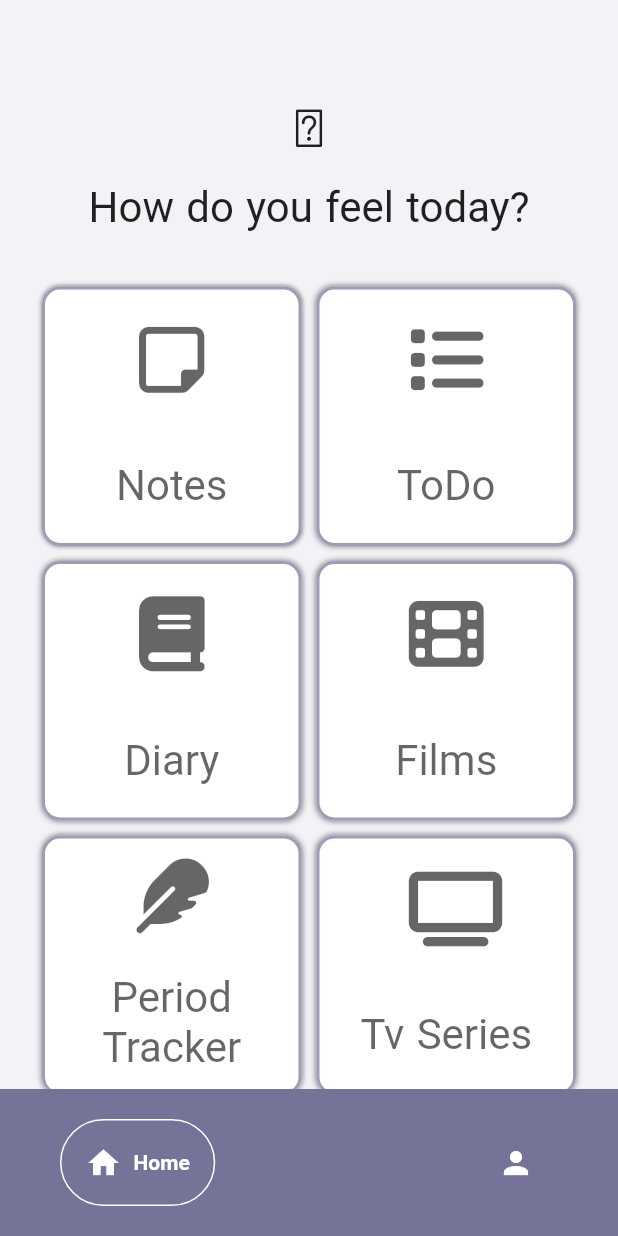
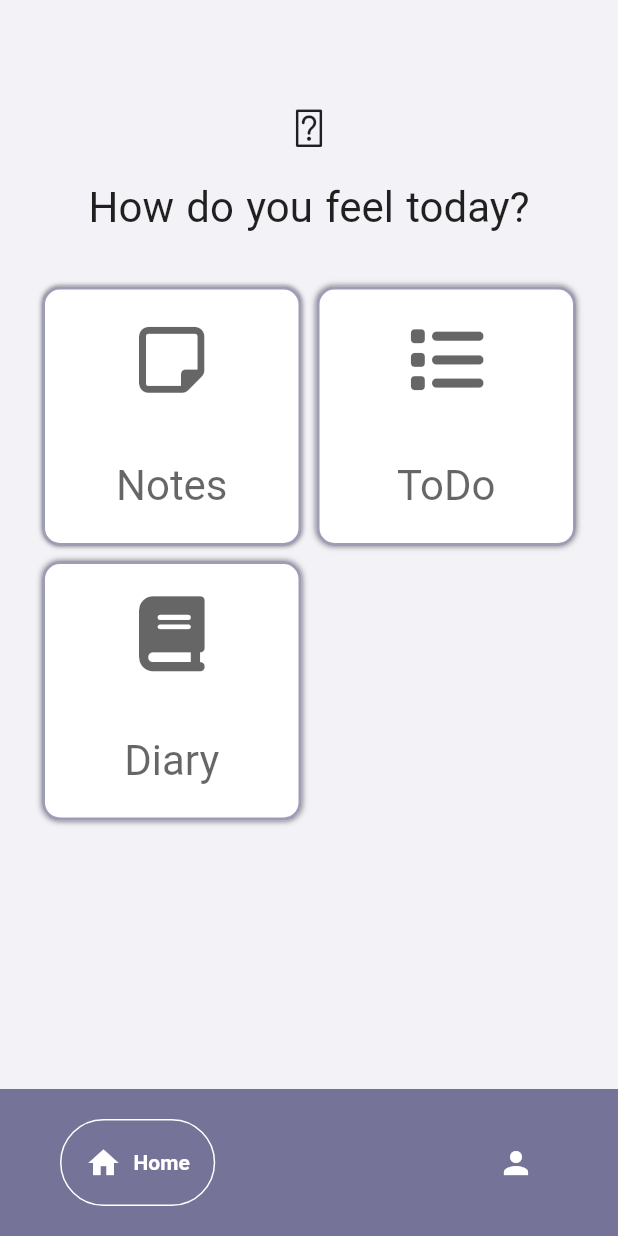
Before and after one commit to beyzaevcen/My-Life-Planner, a Flutter app: the screen it shows once a user with an empty profile is signed in, on a phone screen of 412 x 824 dp. Run offline on Flutter 3.47's test engine with Material 2 defaults, Android fonts, the phone set to English and light mode, and no system bars; drawn by our look-alikes of flutter_easyloading, google_nav_bar; our stand-ins replace cloud_firestore, firebase_auth, firebase_core, flutter_datetime_picker, font_awesome_flutter, get and 6 more; missing offline and left inert: dart:html, flutter_quill; accounts and stored records are empty.

```diff
--- /dev/null
+++ b/lib/controllers/diary_edit_controller.dart
@@ -0,0 +1,6 @@
+import 'package:flutter/cupertino.dart';
+import 'package:get/get.dart';
+
+class DiaryEditController extends GetxController {
+  final diary = TextEditingController();
+}
--- a/lib/controllers/note_controller.dart
+++ b/lib/controllers/note_controller.dart
@@ -1,4 +1,4 @@
-import 'package:flutter/material.dart';
+import 'package:flutter/services.dart';
 import 'package:flutter_quill/flutter_quill.dart';
 import 'package:get/get.dart';
 import 'package:notes_app/controllers/home_controller.dart';
--- /dev/null
+++ b/lib/models/diary.dart
@@ -0,0 +1,18 @@
+import 'dart:html';
+
+class Diary {
+  final String month;
+  final int day;
+  final int year;
+  final String id;
+  final List<dynamic> data;
+  Document? document;
+  Diary({
+    required this.month,
+    required this.day,
+    required this.year,
+    required this.id,
+    required this.data,
+    this.document,
+  });
+}
--- a/lib/screens/editing_note_page.dart
+++ b/lib/screens/editing_note_page.dart
@@ -36,6 +36,7 @@ class EditingNotePage extends StatelessWidget {
           children: [
             QuillToolbar.basic(
               controller: controller.quillController,
+              toolbarIconAlignment: WrapAlignment.start,
               iconTheme:
                   const QuillIconTheme(iconSelectedFillColor: CColors.mainColor, borderRadius: 12),
             ),
--- a/lib/widgets/home_widget.dart
+++ b/lib/widgets/home_widget.dart
@@ -2,7 +2,6 @@ import 'package:flutter/material.dart';
 import 'package:font_awesome_flutter/font_awesome_flutter.dart';
 import 'package:get/get.dart';
 import 'package:google_fonts/google_fonts.dart';
-import 'package:notes_app/screens/calendar_page.dart';
 
 import '../screens/diary_page.dart';
 import '../screens/notes_page.dart';
@@ -127,102 +126,6 @@ class HomeWidget extends StatelessWidget {
                         ],
                       )),
                 ),
-                InkWell(
-                  onTap: () {
-                    Get.to(const CalendarPage());
-                  },
-                  child: Container(
-                      decoration: BoxDecoration(
-                          color: CColors.white,
-                          borderRadius: const BorderRadius.all(Radius.circular(12.0)),
-                          border: Border.all(color: CColors.mainColor.withOpacity(0.7), width: 2),
-                          boxShadow: const [BoxShadow(color: Colors.black54, blurRadius: 3.0)]),
-                      child: Column(
-                        mainAxisAlignment: MainAxisAlignment.spaceAround,
-                        children: [
-                          Icon(
-                            FontAwesomeIcons.film,
-                            size: 50,
-                            color: CColors.black.withOpacity(0.6),
-                          ),
-                          Text(
-                            "Films",
-                            style: GoogleFonts.comfortaa(
-                                fontSize: 28, color: Colors.black.withOpacity(0.6)),
-                          )
-                        ],
-                      )),
-                ),
-                InkWell(
-                  child: Container(
-                      decoration: BoxDecoration(
-                          color: CColors.white,
-                          borderRadius: const BorderRadius.all(Radius.circular(12.0)),
-                          border: Border.all(color: CColors.mainColor.withOpacity(0.7), width: 2),
-                          boxShadow: const [BoxShadow(color: Colors.black54, blurRadius: 3.0)]),
-                      child: Column(
-                        mainAxisAlignment: MainAxisAlignment.spaceAround,
-                        children: [
-                          Icon(
-                            FontAwesomeIcons.feather,
-                            size: 50,
-                            color: CColors.black.withOpacity(0.6),
-                          ),
-                          Text(
-                            "Period Tracker",
-                            textAlign: TextAlign.center,
-                            style: GoogleFonts.comfortaa(
-                                fontSize: 28, color: Colors.black.withOpacity(0.6)),
-                          )
-                        ],
-                      )),
-                ),
-                InkWell(
-                  child: Container(
-                      decoration: BoxDecoration(
-                          color: CColors.white,
-                          borderRadius: const BorderRadius.all(Radius.circular(12.0)),
-                          border: Border.all(color: CColors.mainColor.withOpacity(0.7), width: 2),
-                          boxShadow: const [BoxShadow(color: Colors.black54, blurRadius: 3.0)]),
-                      child: Column(
-                        mainAxisAlignment: MainAxisAlignment.spaceAround,
-                        children: [
-                          Icon(
-                            FontAwesomeIcons.tv,
-                            size: 50,
-                            color: CColors.black.withOpacity(0.6),
-                          ),
-                          Text(
-                            "Tv Series",
-                            style: GoogleFonts.comfortaa(
-                                fontSize: 28, color: Colors.black.withOpacity(0.6)),
-                          )
-                        ],
-                      )),
-                ),
-                InkWell(
-                  child: Container(
-                      decoration: BoxDecoration(
-                          color: CColors.white,
-                          borderRadius: const BorderRadius.all(Radius.circular(12.0)),
-                          border: Border.all(color: CColors.mainColor.withOpacity(0.7), width: 2),
-                          boxShadow: const [BoxShadow(color: Colors.black54, blurRadius: 3.0)]),
-                      child: Column(
-                        mainAxisAlignment: MainAxisAlignment.spaceAround,
-                        children: [
-                          Icon(
-                            FontAwesomeIcons.bookOpen,
-                            size: 50,
-                            color: CColors.black.withOpacity(0.6),
-                          ),
-                          Text(
-                            "Books",
-                            style: GoogleFonts.comfortaa(
-                                fontSize: 28, color: Colors.black.withOpacity(0.6)),
-                          )
-                        ],
-                      )),
-                ),
               ],
             ),
           )
--- a/pubspec.yaml
+++ b/pubspec.yaml
@@ -22,7 +22,7 @@ dependencies:
 
   cupertino_icons: ^1.0.2
   provider: ^6.0.5
-  flutter_quill: ^7.0.0
+  flutter_quill: ^6.3.1
   get: ^4.6.5
   hive: ^2.2.3
   hive_flutter: ^1.1.0
```
Also changed, not shown: lib/main.dart (+3 -6 lines), lib/screens/diary_editing_page.dart (added, +93 -0 lines), lib/widgets/backview.dart (+6 -2 lines), lib/services.dart/diary_api.dart (added), pubspec.lock, 1 other file.
